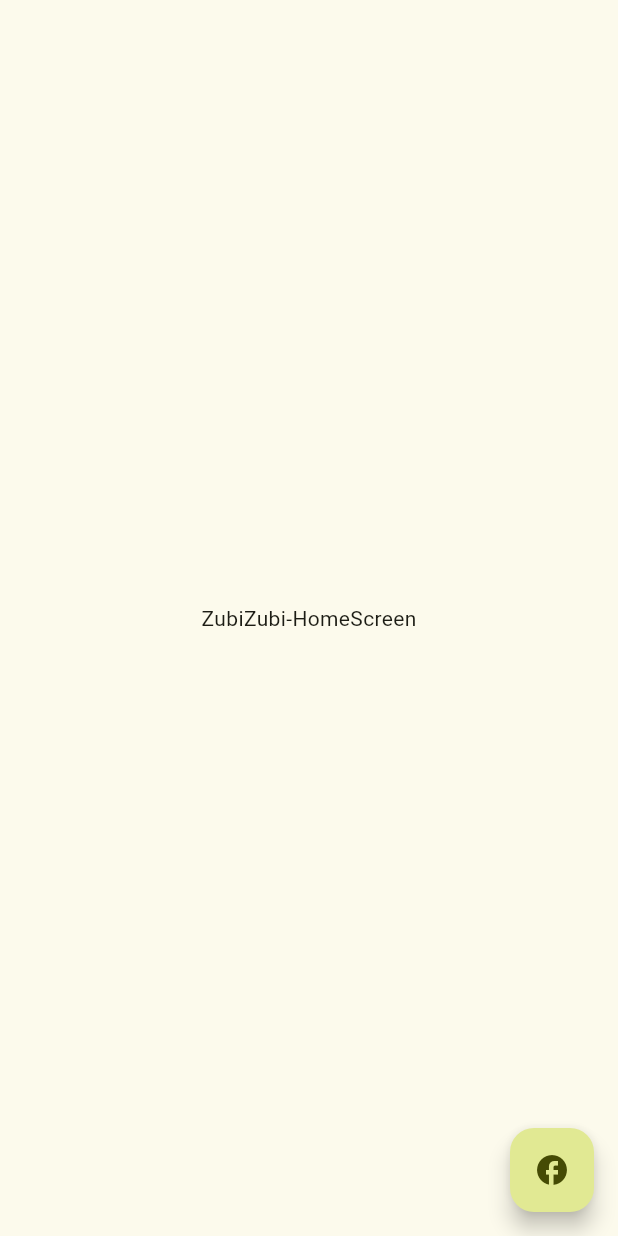
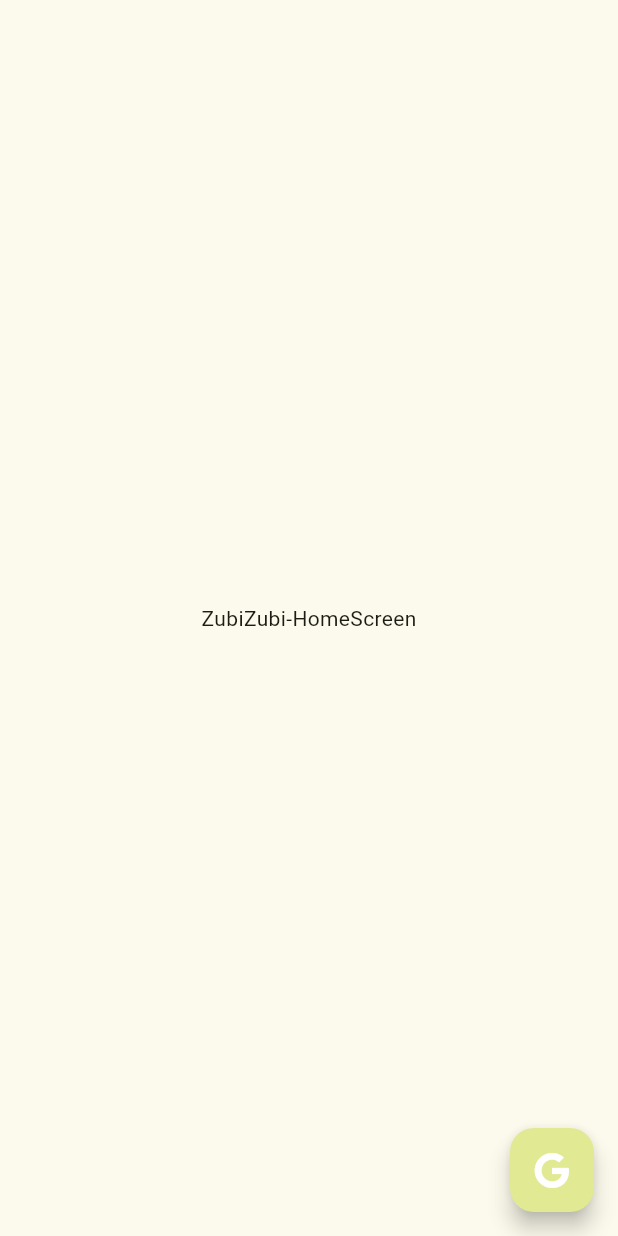
Before and after one commit to bishnudev1/zubizubi, a Flutter app: the screen it shows after launch, on a phone screen of 412 x 824 dp. Run offline on Flutter 3.47's test engine with Material 3 defaults, Android fonts, the phone set to English and light mode, and no system bars; our stand-ins replace appwrite, beamer, fluttertoast, font_awesome_flutter, stacked, stacked_services and 3 more.

Commit message:
Update login button to use Google instead of Facebook

```diff
--- a/lib/views/home/home_screen.dart
+++ b/lib/views/home/home_screen.dart
@@ -1,4 +1,5 @@
 import 'package:flutter/material.dart';
+import 'package:font_awesome_flutter/font_awesome_flutter.dart';
 import 'package:stacked/stacked.dart';
 import 'package:zubizubi/views/home/home_viewmodel.dart';
 
@@ -16,9 +17,12 @@ class HomeScreen extends StatelessWidget {
             floatingActionButton: FloatingActionButton(
               onPressed: () {
                 // viewModel.share();
-                viewModel.loginWithFacebook();
+                viewModel.loginWithGoogle();
               },
-              child: Icon(Icons.facebook),
+              child: FaIcon(
+                FontAwesomeIcons.google,
+                color: Colors.white,
+              ),
             ));
       },
     );
```
